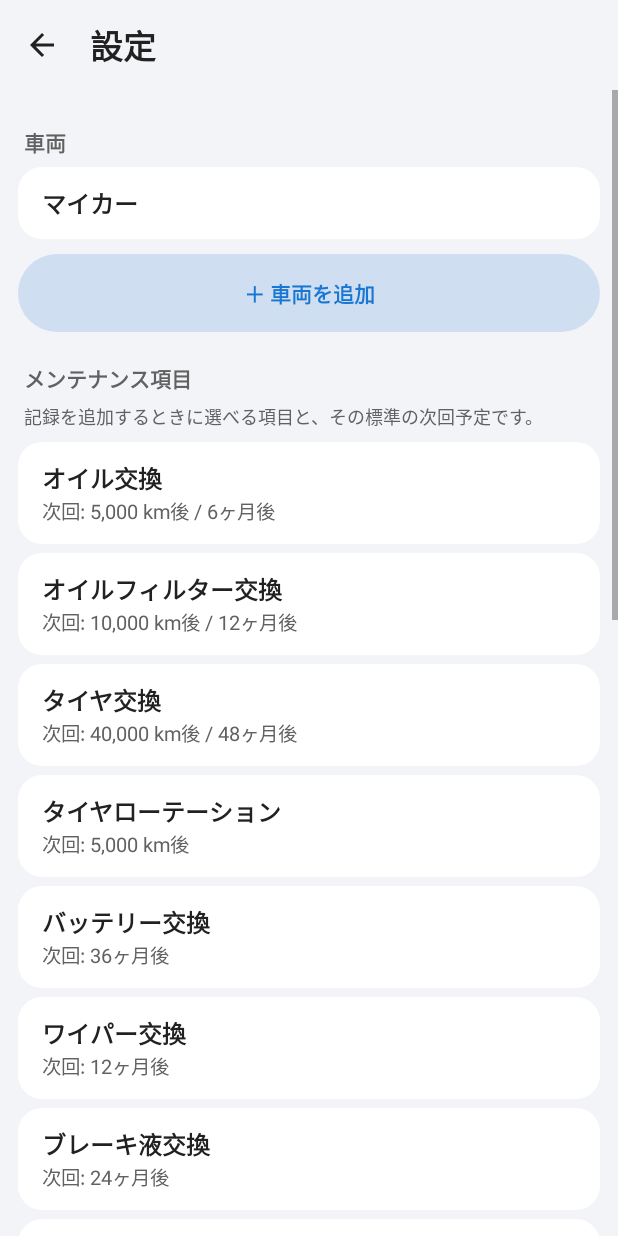
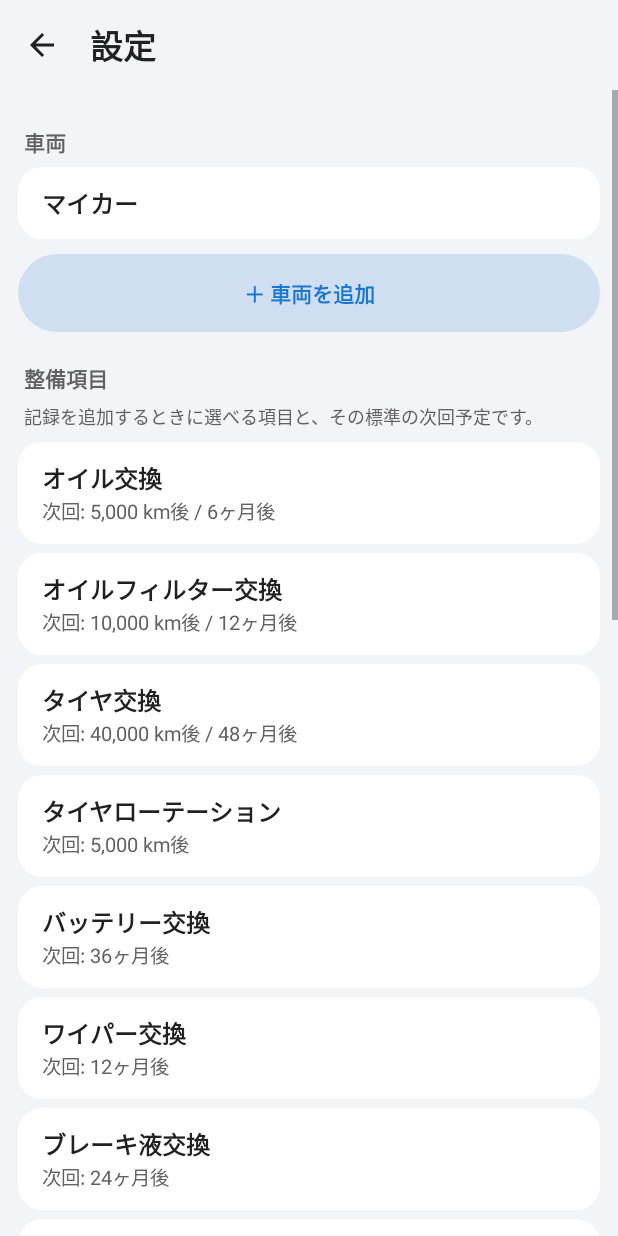
Before and after one commit to JunMuraKami/MyCarLog, an Android app: the screen it shows after launch (SettingsActivity), after a tap on "設定", on a phone screen of 412 x 824 dp. Run offline under Robolectric (Android 15) with nearby library versions, the phone set to English and light mode, and no system bars.

Commit message:
Rename メンテナンス to 整備 in UI and README
Co-Authored-By: Claude Sonnet 5.5 <noreply@anthropic.com>

```diff
--- a/app/src/main/java/jp/mycarlog/app/LogActivity.java
+++ b/app/src/main/java/jp/mycarlog/app/LogActivity.java
@@ -34,7 +34,7 @@ public class LogActivity extends ThemedActivity {
         super.onCreate(b);
         mode = getIntent().getIntExtra(EXTRA_MODE, MODE_FUEL);
         store = new Store(this);
-        setTitle((mode == MODE_FUEL ? "給油ログ" : "メンテナンスログ") + " - " + store.vehicle().name);
+        setTitle((mode == MODE_FUEL ? "給油ログ" : "整備ログ") + " - " + store.vehicle().name);
         final int pad = dp(16);
 
         LinearLayout root = new LinearLayout(this);
@@ -106,7 +106,7 @@ public class LogActivity extends ThemedActivity {
         root.addView(list, new LinearLayout.LayoutParams(-1, 0, 1f));
 
         Button add = new Button(this);
-        add.setText(mode == MODE_FUEL ? "＋ 給油を記録" : "＋ メンテナンスを記録");
+        add.setText(mode == MODE_FUEL ? "＋ 給油を記録" : "＋ 整備を記録");
         add.setTextSize(16);
         pill(add, true);
         add.setOnClickListener(v -> {
@@ -364,7 +364,7 @@ public class LogActivity extends ThemedActivity {
             public void onNothingSelected(AdapterView<?> p) { }
         });
 
-        showDialog(edit == null ? "メンテナンスを記録" : "メンテナンスを編集", box,
+        showDialog(edit == null ? "整備を記録" : "整備を編集", box,
                 edit == null ? null : () -> store.remove(edit),
                 () -> {
                     double o = Double.parseDouble(odo.getText().toString());
--- a/app/src/main/java/jp/mycarlog/app/MainActivity.java
+++ b/app/src/main/java/jp/mycarlog/app/MainActivity.java
@@ -51,7 +51,7 @@ public class MainActivity extends ThemedActivity {
         LinearLayout.LayoutParams b2 = new LinearLayout.LayoutParams(0, dp(56), 1f);
         b2.leftMargin = dp(6);
         bar.addView(navButton("給油", LogActivity.MODE_FUEL), b1);
-        bar.addView(navButton("メンテナンス", LogActivity.MODE_SERVICE), b2);
+        bar.addView(navButton("整備", LogActivity.MODE_SERVICE), b2);
         root.addView(bar);
 
         setContentView(screen(false, R.drawable.ic_settings, "設定",
@@ -193,11 +193,11 @@ public class MainActivity extends ThemedActivity {
         }
 
         // ---- maintenance card ----
-        LinearLayout svc = card("メンテナンス", () -> openLog(LogActivity.MODE_SERVICE));
+        LinearLayout svc = card("整備", () -> openLog(LogActivity.MODE_SERVICE));
         svc.addView(text(String.format(Locale.JAPAN, "現在の走行距離: %,.0f km", store.currentOdo()), 13, GRAY));
         List<Store.Due> due = store.dueItems(LocalDate.now());
         if (due.isEmpty())
-            svc.addView(text("「メンテナンス」から記録を追加すると次回予定が表示されます", 13, GRAY));
+            svc.addView(text("「整備」から記録を追加すると次回予定が表示されます", 13, GRAY));
         for (Store.Due d : due) {
             int color = d.level == 2 ? RED : d.level == 1 ? ORANGE : TEXT;
             String tag = d.level == 2 ? "超過" : d.level == 1 ? "まもなく" : "";
--- a/app/src/main/java/jp/mycarlog/app/SettingsActivity.java
+++ b/app/src/main/java/jp/mycarlog/app/SettingsActivity.java
@@ -63,7 +63,7 @@ public class SettingsActivity extends ThemedActivity {
         }
         addButton("＋ 車両を追加", () -> editVehicle(null));
 
-        header("メンテナンス項目");
+        header("整備項目");
         note("記録を追加するときに選べる項目と、その標準の次回予定です。");
         for (ServiceType t : store.types) row(t.name, t.summary(), TEXT, () -> editType(t));
         addButton("＋ 項目を追加", () -> editType(null));
@@ -77,7 +77,7 @@ public class SettingsActivity extends ThemedActivity {
         addButton("更新を確認", this::checkUpdate);
 
         header("データ");
-        note("車両・給油・メンテナンス・項目設定のすべてをファイルに書き出し/読み込みします。");
+        note("車両・給油・整備・項目設定のすべてをファイルに書き出し/読み込みします。");
         addButton("エクスポート(ファイルに保存)", () -> {
             Intent i = new Intent(Intent.ACTION_CREATE_DOCUMENT)
                     .addCategory(Intent.CATEGORY_OPENABLE).setType("application/json")
@@ -194,7 +194,7 @@ public class SettingsActivity extends ThemedActivity {
         new AlertDialog.Builder(this)
                 .setTitle("インポート")
                 .setMessage("車両 " + o.optJSONArray("vehicles").length() + " 台、給油 "
-                        + o.optJSONArray("fills").length() + " 件、メンテナンス "
+                        + o.optJSONArray("fills").length() + " 件、整備 "
                         + o.optJSONArray("services").length() + " 件を読み込みます。\n"
                         + "現在のデータはすべて置き換えられます。元に戻せません。")
                 .setNegativeButton("キャンセル", null)
@@ -250,7 +250,7 @@ public class SettingsActivity extends ThemedActivity {
         if (edit != null && store.vehicles.size() > 1)
             d.setNeutralButton("削除", (x, w) -> new AlertDialog.Builder(this)
                     .setTitle("「" + edit.name + "」を削除")
-                    .setMessage("この車両の給油・メンテナンスの記録もすべて削除されます。元に戻せません。")
+                    .setMessage("この車両の給油・整備の記録もすべて削除されます。元に戻せません。")
                     .setNegativeButton("キャンセル", null)
                     .setPositiveButton("削除", (y, z) -> {
                         store.deleteVehicle(edit.id);
```
Also changed, not shown: 1 other file.
